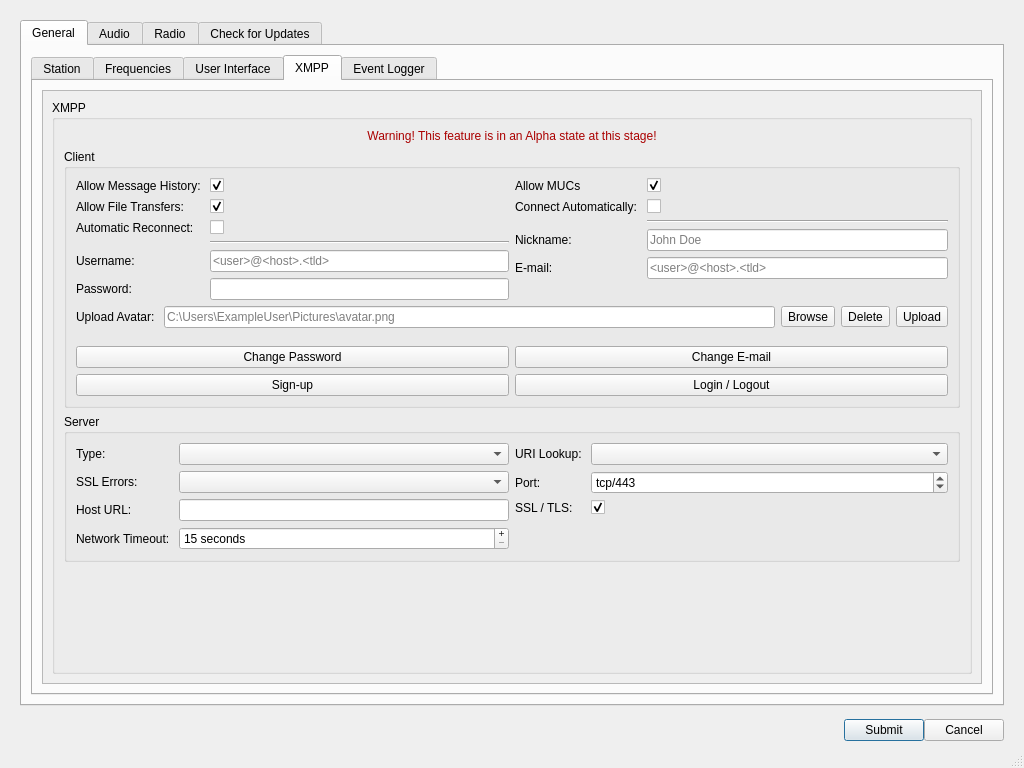
GekkoFyre/small-world-deluxe, file src/ui/dialogsettings.ui: the form before one commit.
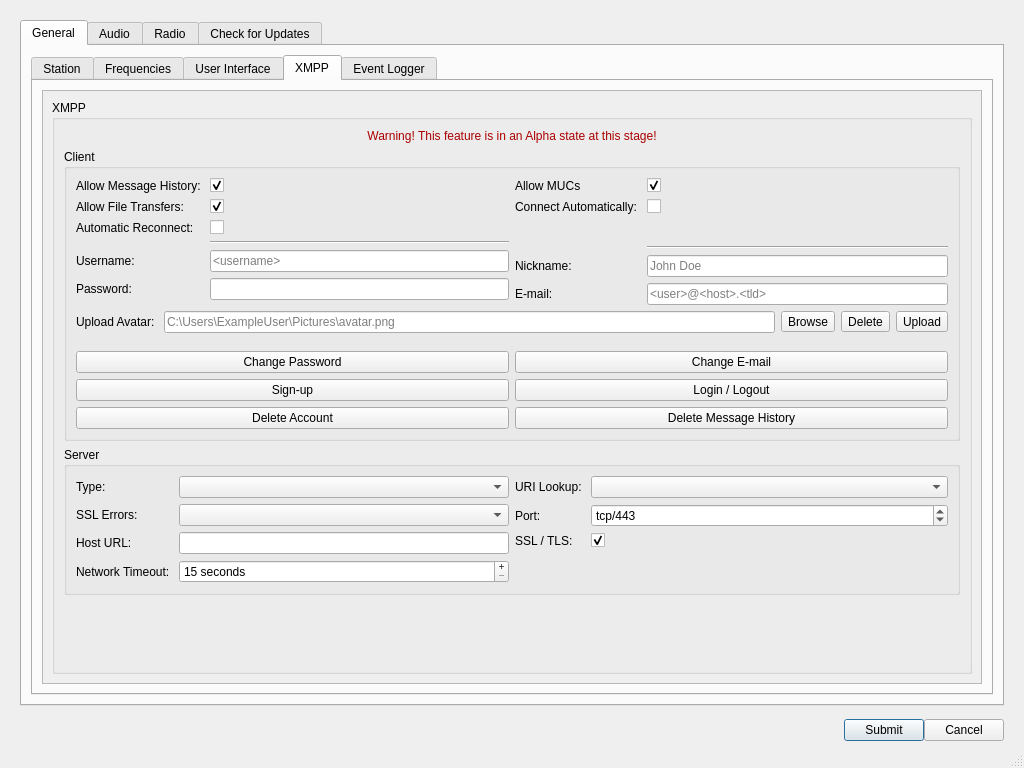
The form after the commit. The open tabs and pages were chosen to show the change.

Commit message: * You can now sign-in, create a user account (in-band registration), and delete a user account, all from within Small World Deluxe with regard to XMPP servers. This is thanks to the QXmpp client-side library.

Patch:
```diff
--- a/src/ui/dialogsettings.ui
+++ b/src/ui/dialogsettings.ui
@@ -2060,7 +2060,7 @@
                                        <number>256</number>
                                       </property>
                                       <property name="placeholderText">
-                                       <string>&lt;user&gt;@&lt;host&gt;.&lt;tld&gt;</string>
+                                       <string>&lt;username&gt;</string>
                                       </property>
                                       <property name="clearButtonEnabled">
                                        <bool>true</bool>
@@ -2211,6 +2211,19 @@
                                       </property>
                                      </widget>
                                     </item>
+                                    <item row="2" column="1">
+                                     <spacer name="horizontalSpacer_29">
+                                      <property name="orientation">
+                                       <enum>Qt::Horizontal</enum>
+                                      </property>
+                                      <property name="sizeHint" stdset="0">
+                                       <size>
+                                        <width>40</width>
+                                        <height>20</height>
+                                       </size>
+                                      </property>
+                                     </spacer>
+                                    </item>
                                    </layout>
                                   </widget>
                                  </item>
@@ -2386,6 +2399,13 @@
                                       </property>
                                      </widget>
                                     </item>
+                                    <item>
+                                     <widget class="QPushButton" name="pushButton_xmpp_cfg_delete_account">
+                                      <property name="text">
+                                       <string>Delete Account</string>
+                                      </property>
+                                     </widget>
+                                    </item>
                                    </layout>
                                   </widget>
                                  </item>
@@ -2448,6 +2468,13 @@
                                       </property>
                                      </widget>
                                     </item>
+                                    <item>
+                                     <widget class="QPushButton" name="pushButton_xmpp_cfg_delete_msg_history">
+                                      <property name="text">
+                                       <string>Delete Message History</string>
+                                      </property>
+                                     </widget>
+                                    </item>
                                    </layout>
                                   </widget>
                                  </item>
@@ -2665,6 +2692,32 @@
                               <item row="0" column="1">
                                <widget class="QComboBox" name="comboBox_xmpp_server_uri_lookup_method"/>
                               </item>
+                              <item row="3" column="1">
+                               <spacer name="horizontalSpacer_30">
+                                <property name="orientation">
+                                 <enum>Qt::Horizontal</enum>
+                                </property>
+                                <property name="sizeHint" stdset="0">
+                                 <size>
+                                  <width>40</width>
+                                  <height>20</height>
+                                 </size>
+                                </property>
+                               </spacer>
+                              </item>
+                              <item row="3" column="0">
+                               <spacer name="horizontalSpacer_31">
+                                <property name="orientation">
+                                 <enum>Qt::Horizontal</enum>
+                                </property>
+                                <property name="sizeHint" stdset="0">
+                                 <size>
+                                  <width>40</width>
+                                  <height>20</height>
+                                 </size>
+                                </property>
+                               </spacer>
+                              </item>
                              </layout>
                             </widget>
                            </item>
```
Left out of the diff: 20 changed lines with no effect on the pictures. The commit also changes 7 other files.
